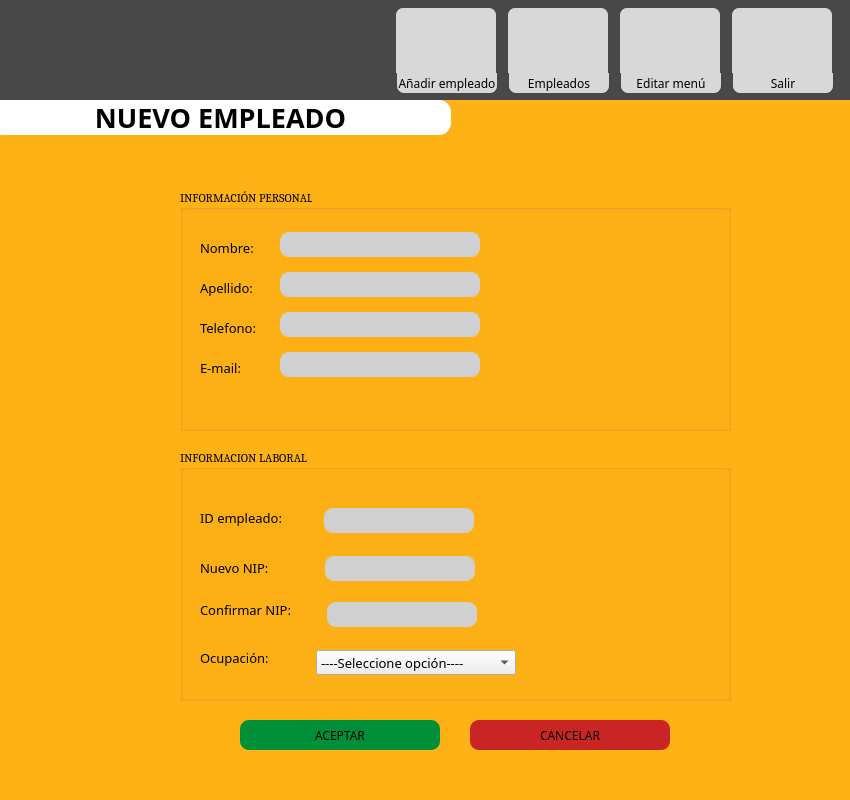
DanielPerMon/proyectoSaboreno, file gerente_menu.ui: the form before one commit.
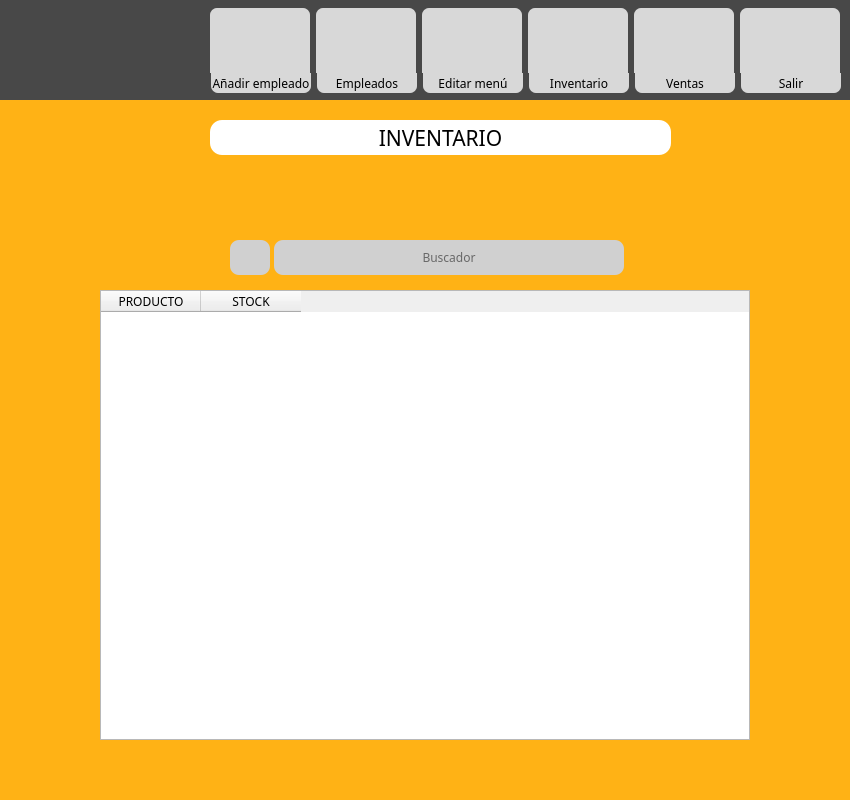
The form after the commit. Icons and pictures are not drawn.

Commit message: Interfaces inventario y ventas

```diff
--- a/gerente_menu.ui
+++ b/gerente_menu.ui
@@ -30,7 +30,7 @@
     <string notr="true"/>
    </property>
    <property name="currentIndex">
-    <number>0</number>
+    <number>5</number>
    </property>
    <widget class="QWidget" name="nuevo_empleado">
     <property name="styleSheet">
@@ -1755,6 +1755,212 @@
      </layout>
     </widget>
    </widget>
+   <widget class="QWidget" name="analisis_ventas">
+    <property name="styleSheet">
+     <string notr="true">#analisis_ventas{
+	background-color: rgb(255, 178, 21);}</string>
+    </property>
+    <widget class="QGraphicsView" name="graphicsView">
+     <property name="geometry">
+      <rect>
+       <x>20</x>
+       <y>110</y>
+       <width>400</width>
+       <height>400</height>
+      </rect>
+     </property>
+    </widget>
+    <widget class="QGraphicsView" name="graphicsView_2">
+     <property name="geometry">
+      <rect>
+       <x>430</x>
+       <y>270</y>
+       <width>400</width>
+       <height>400</height>
+      </rect>
+     </property>
+    </widget>
+    <widget class="QLabel" name="label_33">
+     <property name="geometry">
+      <rect>
+       <x>10</x>
+       <y>20</y>
+       <width>461</width>
+       <height>35</height>
+      </rect>
+     </property>
+     <property name="font">
+      <font>
+       <family>Calisto MT</family>
+       <pointsize>16</pointsize>
+       <weight>50</weight>
+       <bold>false</bold>
+      </font>
+     </property>
+     <property name="styleSheet">
+      <string notr="true">background-color: rgb(255, 255, 255);
+border-radius: 12px;</string>
+     </property>
+     <property name="text">
+      <string>ANÁLISIS DE VENTAS</string>
+     </property>
+     <property name="alignment">
+      <set>Qt::AlignCenter</set>
+     </property>
+    </widget>
+    <widget class="QCalendarWidget" name="calendarWidget">
+     <property name="geometry">
+      <rect>
+       <x>520</x>
+       <y>50</y>
+       <width>301</width>
+       <height>191</height>
+      </rect>
+     </property>
+    </widget>
+    <widget class="QLabel" name="label_34">
+     <property name="geometry">
+      <rect>
+       <x>500</x>
+       <y>20</y>
+       <width>331</width>
+       <height>25</height>
+      </rect>
+     </property>
+     <property name="font">
+      <font>
+       <family>Calisto MT</family>
+       <pointsize>10</pointsize>
+      </font>
+     </property>
+     <property name="styleSheet">
+      <string notr="true">
+background-color:rgb(208, 208, 208);
+</string>
+     </property>
+     <property name="text">
+      <string>Selecciona una fecha para realizar el análisis:</string>
+     </property>
+    </widget>
+   </widget>
+   <widget class="QWidget" name="inventario">
+    <property name="styleSheet">
+     <string notr="true">#inventario
+{
+	background-color: rgb(255, 178, 21);}</string>
+    </property>
+    <widget class="QTableWidget" name="inventario_tableWidget">
+     <property name="geometry">
+      <rect>
+       <x>100</x>
+       <y>190</y>
+       <width>650</width>
+       <height>450</height>
+      </rect>
+     </property>
+     <column>
+      <property name="text">
+       <string>PRODUCTO</string>
+      </property>
+      <property name="font">
+       <font>
+        <family>Calisto MT</family>
+       </font>
+      </property>
+      <property name="textAlignment">
+       <set>AlignCenter</set>
+      </property>
+     </column>
+     <column>
+      <property name="text">
+       <string>STOCK</string>
+      </property>
+      <property name="font">
+       <font>
+        <family>Calisto MT</family>
+       </font>
+      </property>
+      <property name="textAlignment">
+       <set>AlignCenter</set>
+      </property>
+     </column>
+    </widget>
+    <widget class="QLabel" name="label_29">
+     <property name="geometry">
+      <rect>
+       <x>210</x>
+       <y>20</y>
+       <width>461</width>
+       <height>35</height>
+      </rect>
+     </property>
+     <property name="font">
+      <font>
+       <family>Calisto MT</family>
+       <pointsize>16</pointsize>
+       <weight>50</weight>
+       <bold>false</bold>
+      </font>
+     </property>
+     <property name="styleSheet">
+      <string notr="true">background-color: rgb(255, 255, 255);
+border-radius: 12px;</string>
+     </property>
+     <property name="text">
+      <string>INVENTARIO</string>
+     </property>
+     <property name="alignment">
+      <set>Qt::AlignCenter</set>
+     </property>
+    </widget>
+    <widget class="QLineEdit" name="buscar_lineEdit">
+     <property name="geometry">
+      <rect>
+       <x>274</x>
+       <y>140</y>
+       <width>350</width>
+       <height>35</height>
+      </rect>
+     </property>
+     <property name="font">
+      <font>
+       <family>Calisto MT</family>
+       <pointsize>9</pointsize>
+      </font>
+     </property>
+     <property name="styleSheet">
+      <string notr="true">
+background-color:rgb(208, 208, 208);
+border:3px;
+border-radius:9px;</string>
+     </property>
+     <property name="alignment">
+      <set>Qt::AlignCenter</set>
+     </property>
+     <property name="placeholderText">
+      <string>Buscador</string>
+     </property>
+    </widget>
+    <widget class="QLabel" name="label_32">
+     <property name="geometry">
+      <rect>
+       <x>230</x>
+       <y>140</y>
+       <width>40</width>
+       <height>35</height>
+      </rect>
+     </property>
+     <property name="styleSheet">
+      <string notr="true">border-image: url(:/iconos/buscar.png);
+
+background-color:rgb(208, 208, 208);
+border-radius:9px;</string>
+     </property>
+     <property name="text">
+      <string/>
+     </property>
+    </widget>
+   </widget>
    <widget class="QWidget" name="NuevoPlatillo">
     <property name="styleSheet">
      <string notr="true">#NuevoPlatillo{
@@ -2018,9 +2224,9 @@
    <widget class="QWidget" name="horizontalLayoutWidget">
     <property name="geometry">
      <rect>
-      <x>390</x>
+      <x>210</x>
       <y>0</y>
-      <width>451</width>
+      <width>632</width>
       <height>81</height>
      </rect>
     </property>
@@ -2146,6 +2352,88 @@
        </property>
       </widget>
      </item>
+     <item>
+      <widget class="QPushButton" name="inventario_btn">
+       <property name="sizePolicy">
+        <sizepolicy hsizetype="Fixed" vsizetype="Fixed">
+         <horstretch>0</horstretch>
+         <verstretch>0</verstretch>
+        </sizepolicy>
+       </property>
+       <property name="minimumSize">
+        <size>
+         <width>100</width>
+         <height>65</height>
+        </size>
+       </property>
+       <property name="maximumSize">
+        <size>
+         <width>100</width>
+         <height>65</height>
+        </size>
+       </property>
+       <property name="styleSheet">
+        <string notr="true">background-color: rgba(255, 255, 255,200);
+border-top-right-radius:7px 7px;
+border-top-left-radius:7px 7px;
+</string>
+       </property>
+       <property name="text">
+        <string/>
+       </property>
+       <property name="icon">
+        <iconset resource="IMG/imags.qrc">
+         <normaloff>:/iconos/inventario.png</normaloff>:/iconos/inventario.png</iconset>
+       </property>
+       <property name="iconSize">
+        <size>
+         <width>100</width>
+         <height>60</height>
+        </size>
+       </property>
+      </widget>
+     </item>
+     <item>
+      <widget class="QPushButton" name="ventas_btn">
+       <property name="sizePolicy">
+        <sizepolicy hsizetype="Fixed" vsizetype="Fixed">
+         <horstretch>0</horstretch>
+         <verstretch>0</verstretch>
+        </sizepolicy>
+       </property>
+       <property name="minimumSize">
+        <size>
+         <width>100</width>
+         <height>65</height>
+        </size>
+       </property>
+       <property name="maximumSize">
+        <size>
+         <width>100</width>
+         <height>65</height>
+        </size>
+       </property>
+       <property name="styleSheet">
+        <string notr="true">background-color: rgba(255, 255, 255,200);
+border-top-right-radius:7px 7px;
+border-top-left-radius:7px 7px;
+</string>
+       </property>
+       <property name="text">
+        <string/>
+       </property>
+       <property name="icon">
+        <iconset resource="IMG/imags.qrc">
+         <normaloff>:/iconos/venta.png</normaloff>:/iconos/venta.png</iconset>
+       </property>
+       <property name="iconSize">
+        <size>
+         <width>100</width>
+         <height>60</height>
+        </size>
+       </property>
+      </widget>
+     </item>
      <item>
       <widget class="QPushButton" name="Gsalir_pushButton">
        <property name="sizePolicy">
@@ -2191,7 +2479,7 @@
    <widget class="QLabel" name="label_25">
     <property name="geometry">
      <rect>
-      <x>397</x>
+      <x>211</x>
       <y>73</y>
       <width>100</width>
       <height>20</height>
@@ -2217,7 +2505,7 @@
    <widget class="QLabel" name="label_26">
     <property name="geometry">
      <rect>
-      <x>509</x>
+      <x>317</x>
       <y>73</y>
       <width>100</width>
       <height>20</height>
@@ -2243,7 +2531,7 @@
    <widget class="QLabel" name="label_27">
     <property name="geometry">
      <rect>
-      <x>621</x>
+      <x>423</x>
       <y>73</y>
       <width>100</width>
       <height>20</height>
@@ -2269,7 +2557,7 @@
    <widget class="QLabel" name="label_28">
     <property name="geometry">
      <rect>
-      <x>733</x>
+      <x>741</x>
       <y>73</y>
       <width>100</width>
       <height>20</height>
@@ -2292,6 +2580,58 @@
      <set>Qt::AlignCenter</set>
     </property>
    </widget>
+   <widget class="QLabel" name="label_30">
+    <property name="geometry">
+     <rect>
+      <x>635</x>
+      <y>73</y>
+      <width>100</width>
+      <height>20</height>
+     </rect>
+    </property>
+    <property name="font">
+     <font>
+      <family>Calisto MT</family>
+     </font>
+    </property>
+    <property name="styleSheet">
+     <string notr="true">background-color: rgba(255, 255, 255,200);
+border-bottom-right-radius:7px 7px;
+border-bottom-left-radius:7px 7px;</string>
+    </property>
+    <property name="text">
+     <string>Ventas</string>
+    </property>
+    <property name="alignment">
+     <set>Qt::AlignCenter</set>
+    </property>
+   </widget>
+   <widget class="QLabel" name="label_31">
+    <property name="geometry">
+     <rect>
+      <x>529</x>
+      <y>73</y>
+      <width>100</width>
+      <height>20</height>
+     </rect>
+    </property>
+    <property name="font">
+     <font>
+      <family>Calisto MT</family>
+     </font>
+    </property>
+    <property name="styleSheet">
+     <string notr="true">background-color: rgba(255, 255, 255,200);
+border-bottom-right-radius:7px 7px;
+border-bottom-left-radius:7px 7px;</string>
+    </property>
+    <property name="text">
+     <string>Inventario</string>
+    </property>
+    <property name="alignment">
+     <set>Qt::AlignCenter</set>
+    </property>
+   </widget>
   </widget>
  </widget>
  <resources>
```
Left out of the diff: 4 changed lines with no effect on the pictures. The commit also changes 7 other files.
